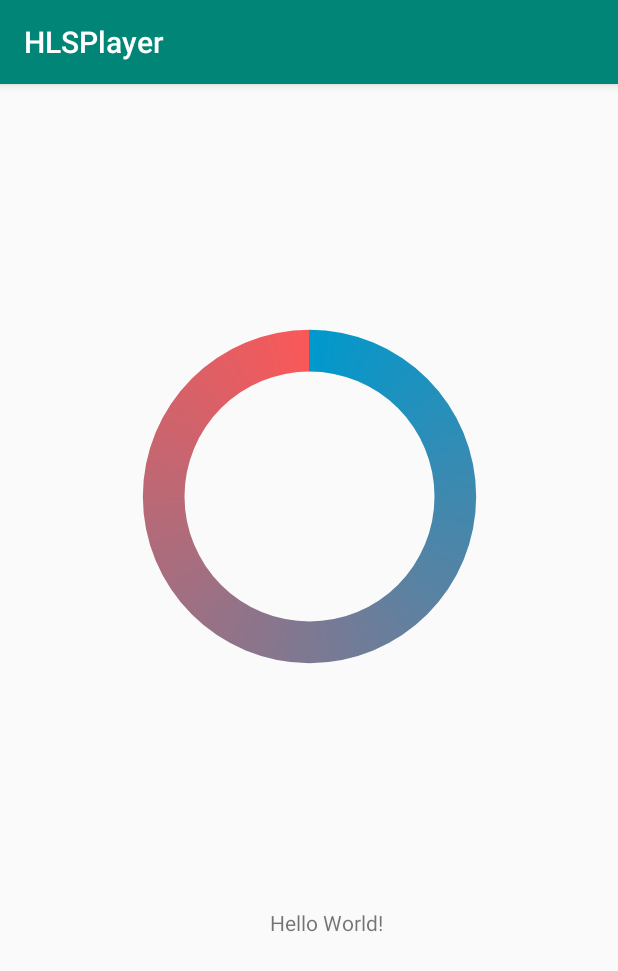
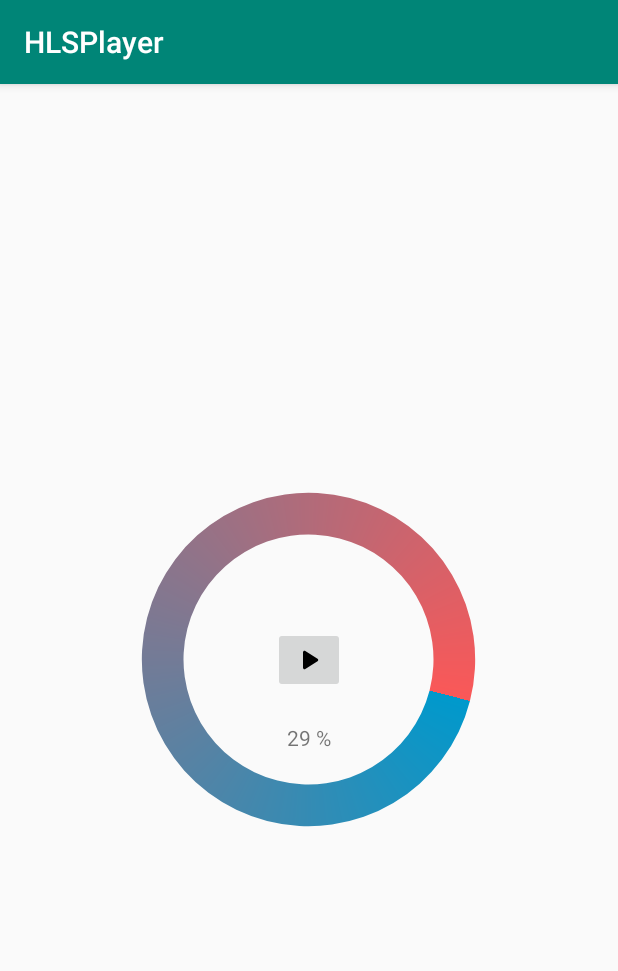
Before and after one commit to DenisLobur/hlsPlayer, an Android app: the first screen one second after launch (MainActivity), on a phone screen of 412 x 824 dp. Shown: the top 971 px of the screen. Run offline under Robolectric (Android 15) with nearby library versions, the phone set to English and light mode, and no system bars.

Commit message:
add buttons

```diff
--- a/app/src/main/java/com/denys/hlsplayer/MainActivity.java
+++ b/app/src/main/java/com/denys/hlsplayer/MainActivity.java
@@ -1,14 +1,46 @@
 package com.denys.hlsplayer;
 
+import android.os.Bundle;
+import android.os.Handler;
 import android.support.v7.app.AppCompatActivity;
-import android.os.Bundle;
+import android.widget.ProgressBar;
+import android.widget.TextView;
 
 public class MainActivity extends AppCompatActivity {
+
+  private TextView progressLabel;
+  private ProgressBar progressBar;
+  private int pStatus = 0;
+  private Handler handler = new Handler();
 
   @Override
   protected void onCreate(Bundle savedInstanceState) {
     super.onCreate(savedInstanceState);
     setContentView(R.layout.activity_main);
 
+    progressLabel = findViewById(R.id.progressLabel);
+    progressBar = findViewById(R.id.progressBar);
+
+    new Thread(new Runnable() {
+      @Override
+      public void run() {
+        while (pStatus <= 100) {
+          handler.post(new Runnable() {
+            @Override
+            public void run() {
+              progressBar.setProgress(pStatus);
+              progressLabel.setText(pStatus + " %");
+            }
+          });
+          try {
+            Thread.sleep(100);
+          } catch (InterruptedException e) {
+            e.printStackTrace();
+          }
+          pStatus++;
+        }
+      }
+    }).start();
+
   }
 }
--- /dev/null
+++ b/app/src/main/res/drawable/round_pause.xml
@@ -0,0 +1,9 @@
+<vector xmlns:android="http://schemas.android.com/apk/res/android"
+    android:width="24dp"
+    android:height="24dp"
+    android:viewportWidth="24"
+    android:viewportHeight="24">
+  <path
+      android:fillColor="#FF000000"
+      android:pathData="M8,19c1.1,0 2,-0.9 2,-2L10,7c0,-1.1 -0.9,-2 -2,-2s-2,0.9 -2,2v10c0,1.1 0.9,2 2,2zM14,7v10c0,1.1 0.9,2 2,2s2,-0.9 2,-2L18,7c0,-1.1 -0.9,-2 -2,-2s-2,0.9 -2,2z"/>
+</vector>
--- /dev/null
+++ b/app/src/main/res/drawable/round_play.xml
@@ -0,0 +1,9 @@
+<vector xmlns:android="http://schemas.android.com/apk/res/android"
+    android:width="24dp"
+    android:height="24dp"
+    android:viewportWidth="24"
+    android:viewportHeight="24">
+  <path
+      android:fillColor="#FF000000"
+      android:pathData="M8,6.82v10.36c0,0.79 0.87,1.27 1.54,0.84l8.14,-5.18c0.62,-0.39 0.62,-1.29 0,-1.69L9.54,5.98C8.87,5.55 8,6.03 8,6.82z"/>
+</vector>
--- a/app/src/main/res/layout/activity_main.xml
+++ b/app/src/main/res/layout/activity_main.xml
@@ -1,5 +1,5 @@
 <?xml version="1.0" encoding="utf-8"?>
-<android.support.constraint.ConstraintLayout
+<RelativeLayout
   xmlns:android="http://schemas.android.com/apk/res/android"
   xmlns:app="http://schemas.android.com/apk/res-auto"
   xmlns:tools="http://schemas.android.com/tools"
@@ -7,38 +7,34 @@
   android:layout_height="match_parent"
   tools:context=".MainActivity">
 
+    <ImageButton
+      android:id="@+id/playPauseButton"
+      android:layout_width="wrap_content"
+      android:layout_height="wrap_content"
+      android:src="@drawable/round_play"
+      android:layout_centerInParent="true"/>
+
     <ProgressBar
       android:id="@+id/progressBar"
       style="?android:attr/progressBarStyleHorizontal"
       android:layout_width="250dp"
       android:layout_height="250dp"
       android:layout_centerInParent="true"
-      android:layout_marginBottom="8dp"
-      android:layout_marginEnd="8dp"
-      android:layout_marginLeft="8dp"
-      android:layout_marginRight="8dp"
-      android:layout_marginStart="8dp"
-      android:layout_marginTop="8dp"
       android:indeterminate="false"
       android:max="100"
       android:progress="0"
       android:progressDrawable="@drawable/custom_progressbar_drawable"
       android:secondaryProgress="0"
-      app:layout_constraintBottom_toTopOf="@+id/textView"
-      app:layout_constraintEnd_toEndOf="parent"
-      app:layout_constraintStart_toStartOf="parent"
-      app:layout_constraintTop_toTopOf="parent"/>
+      />
 
     <TextView
-      android:id="@+id/textView"
+      android:id="@+id/progressLabel"
       android:layout_width="wrap_content"
       android:layout_height="wrap_content"
       android:text="Hello World!"
-      app:layout_constraintBottom_toBottomOf="parent"
-      app:layout_constraintHorizontal_bias="0.535"
-      app:layout_constraintLeft_toLeftOf="parent"
-      app:layout_constraintRight_toRightOf="parent"
-      app:layout_constraintTop_toTopOf="parent"
-      app:layout_constraintVertical_bias="0.734"/>
+      android:layout_below="@+id/playPauseButton"
+      android:layout_centerHorizontal="true"
+      android:layout_marginTop="20dp"
+      />
 
-</android.support.constraint.ConstraintLayout>
+</RelativeLayout>
```
